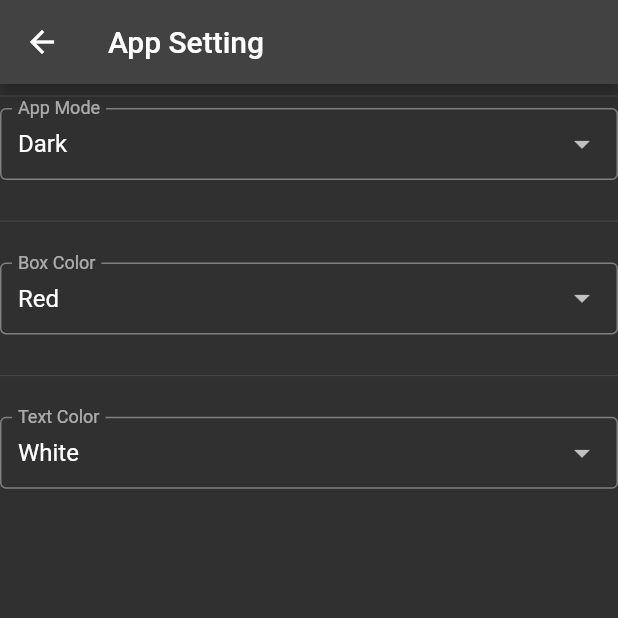
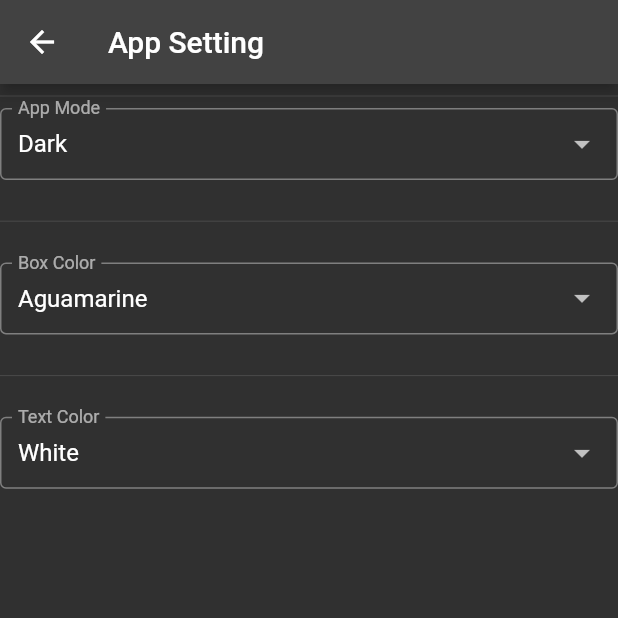
Before and after one commit to kimvjgd/qr_maker, a Flutter app: the screen it shows after launch, after a tap on the "settings" icon, on a phone screen of 412 x 824 dp, the top half of it. Run offline on Flutter 3.47's test engine with Material 2 defaults, Android fonts, the phone set to English and light mode, and no system bars; drawn by our look-alikes of dropdown_search; our stand-ins replace hive, hive_flutter, qr_flutter; accounts and stored records are empty.

Commit message:
navigator setting complete

```diff
--- a/lib/add_qr_screen.dart
+++ b/lib/add_qr_screen.dart
@@ -46,6 +46,9 @@ class _AddQrScreenState extends State<AddQrScreen> {
     return Scaffold(
       resizeToAvoidBottomInset: true,
       appBar: AppBar(
+        leading: IconButton(icon: Icon(Icons.arrow_back_outlined),onPressed: (){
+          Navigator.of(context).pushReplacement(MaterialPageRoute(builder: (_)=>QrStorageScreen()));
+        },),
         title: Text(
           'Add QrCode',
           style: TextStyle(fontFamily: 'DonghyunKo'),
--- a/lib/edit_qr_screen.dart
+++ b/lib/edit_qr_screen.dart
@@ -47,6 +47,9 @@ class _EditQrScreenState extends State<EditQrScreen> {
     return Scaffold(
       resizeToAvoidBottomInset: true,
       appBar: AppBar(
+        leading: IconButton(icon: Icon(Icons.arrow_back_outlined),onPressed: (){
+          Navigator.of(context).pushReplacement(MaterialPageRoute(builder: (_)=>QrStorageScreen()));
+        },),
         title: Text(
           'Add QrCode',
           style: TextStyle(fontFamily: 'DonghyunKo'),
--- a/lib/qr_storage_screen.dart
+++ b/lib/qr_storage_screen.dart
@@ -52,7 +52,7 @@ class _QrStorageScreenState extends State<QrStorageScreen> {
           color: Colors.white,
         ),
         onPressed: () {
-          Navigator.of(context).push(MaterialPageRoute(
+          Navigator.of(context).pushReplacement(MaterialPageRoute(
               builder: (context) => AddQrScreen(
                     qr: Qr(name: '', url: ''),
                   )));
@@ -101,7 +101,7 @@ class _QrStorageScreenState extends State<QrStorageScreen> {
                                       IconButton(
                                           iconSize: 25,
                                           onPressed: () {
-                                            Navigator.of(context).push(
+                                            Navigator.of(context).pushReplacement(
                                                 MaterialPageRoute(
                                                     builder: (_) => EditQrScreen(
                                                         qr: Qr(
@@ -137,7 +137,7 @@ class _QrStorageScreenState extends State<QrStorageScreen> {
           }
           return Container();
         },
-        itemCount: 2,
+        itemCount: 1,
       ),
       // body: Container(),
     );
--- a/lib/setting_screen.dart
+++ b/lib/setting_screen.dart
@@ -16,7 +16,24 @@ AppColor isAppColor = AppColor(box_color: 0xFF80d3f4, text_color: 0xFF80d3f4);
 class _SettingScreenState extends State<SettingScreen> {
   late Box _darkMode;
   late Box<AppColor> _appColorBox;
-
+  // List<Color> colors1 = [
+  //   Color(0xFF80d3f4),      // Aguamarine
+  //   Color(0xFFa794fa),      // Lavanda
+  //   Color(0xFFfb91d1),      // Rosado
+  //   Color(0xFFfb8a94),      // Coral
+  //   Color(0xFFfebd9a),      // Salmon
+  //   Color(0xFF51e29d),      // Verde
+  //   Color(0xFFFFFFFF),      // White
+  // ];
+  List<int> colors = [
+    0xFF80d3f4,
+    0xFFa794fa,
+    0xFFfb91d1,
+    0xFFfb8a94,
+    0xFFfebd9a,
+    0xFF51e29d,
+    0xFFFFFFFF
+  ];
 
   @override
   void initState() {
@@ -60,7 +77,7 @@ class _SettingScreenState extends State<SettingScreen> {
             ),
             mode: Mode.MENU,
             showSelectedItems: true,
-            items: ["Red", "Blue", "Green", "White"],
+            items: ["Aguamarine", "Lavanda", "Rosado", "Coral", "Salmon", "Verde"],
             onChanged: changeBoxColor,
             selectedItem: boxColor(),
           ),
@@ -98,19 +115,25 @@ class _SettingScreenState extends State<SettingScreen> {
   }
   void changeBoxColor(string) {
     setState(() {
-      if(string == 'Red'){
-        isAppColor.box_color = 0xFF80d3f4;
-        _appColorBox.put('appColor', AppColor(box_color: 0xFF80d3f4, text_color: isAppColor.text_color));
+      if(string == 'Aguamarine'){
+        isAppColor.box_color = colors[0];
+        _appColorBox.put('appColor', AppColor(box_color: colors[0], text_color: isAppColor.text_color));
         // isAppColor.box_color =
-      }else if(string=='Blue'){
-        _appColorBox.put('appColor', AppColor(box_color: 0xFFa794fa, text_color: isAppColor.text_color));
-        isAppColor.box_color = 0xFFa794fa;
-      }else if(string=='Green'){
-        _appColorBox.put('appColor', AppColor(box_color: 0xFFfb91d1, text_color: isAppColor.text_color));
-        isAppColor.box_color = 0xFFfb91d1;
+      }else if(string=='Lavanda'){
+        _appColorBox.put('appColor', AppColor(box_color: colors[1], text_color: isAppColor.text_color));
+        isAppColor.box_color = colors[1];
+      }else if(string=='Rosado'){
+        _appColorBox.put('appColor', AppColor(box_color: colors[2], text_color: isAppColor.text_color));
+        isAppColor.box_color = colors[2];
+      }else if(string=='Coral'){
+        _appColorBox.put('appColor', AppColor(box_color: colors[3], text_color: isAppColor.text_color));
+        isAppColor.box_color = colors[3];
+      }else if(string=='Salmon'){
+        _appColorBox.put('appColor', AppColor(box_color: colors[4], text_color: isAppColor.text_color));
+        isAppColor.box_color = colors[4];
       }else{
-        _appColorBox.put('appColor', AppColor(box_color: 0xFFfb8a94, text_color: isAppColor.text_color));
-        isAppColor.box_color = 0xFFfb8a94;
+        _appColorBox.put('appColor', AppColor(box_color: colors[5], text_color: isAppColor.text_color));
+        isAppColor.box_color = colors[5];
       }
     });
     print;
@@ -130,14 +153,18 @@ class _SettingScreenState extends State<SettingScreen> {
   }
 
   String boxColor(){
-    if(isAppColor.box_color == 0xFF80d3f4){
-      return 'Red';
-    }else if (isAppColor.box_color == 0xFFa794fa){
-      return 'Blue';
-    }else if (isAppColor.box_color == 0xFFfb91d1){
-      return 'Green';
-    }else {
-      return 'White';
+    if(isAppColor.box_color == colors[0]){
+      return 'Aguamarine';
+    }else if (isAppColor.box_color == colors[1]){
+      return 'Lavanda';
+    }else if (isAppColor.box_color == colors[2]){
+      return 'Rosado';
+    }else if (isAppColor.box_color == colors[3]){
+      return 'Coral';
+    }else if (isAppColor.box_color == colors[4]){
+      return 'Salmon';
+    }else{
+      return 'Verde';
     }
   }
   String textColor(){
```
